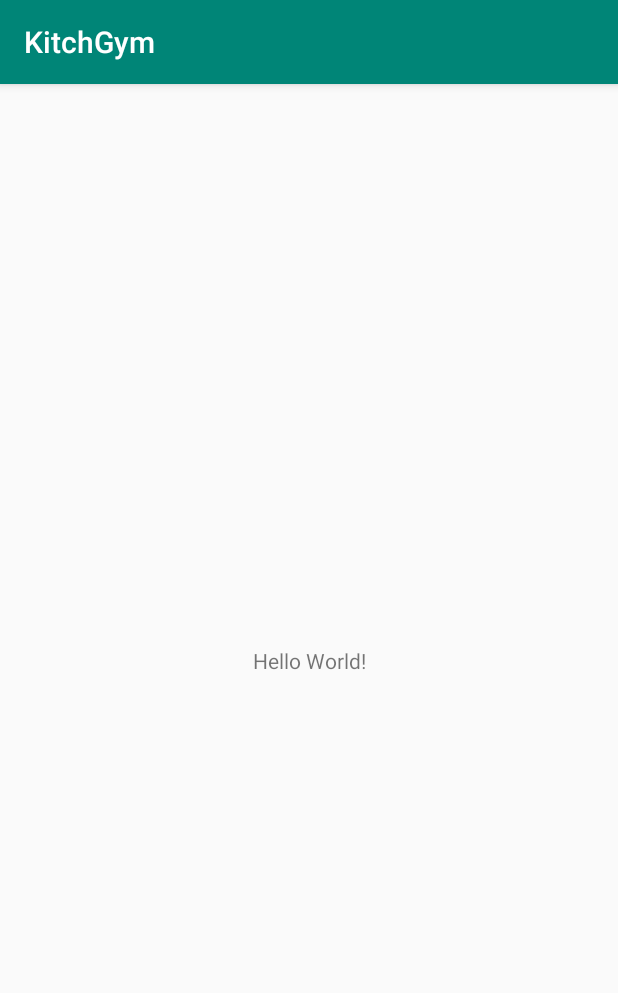
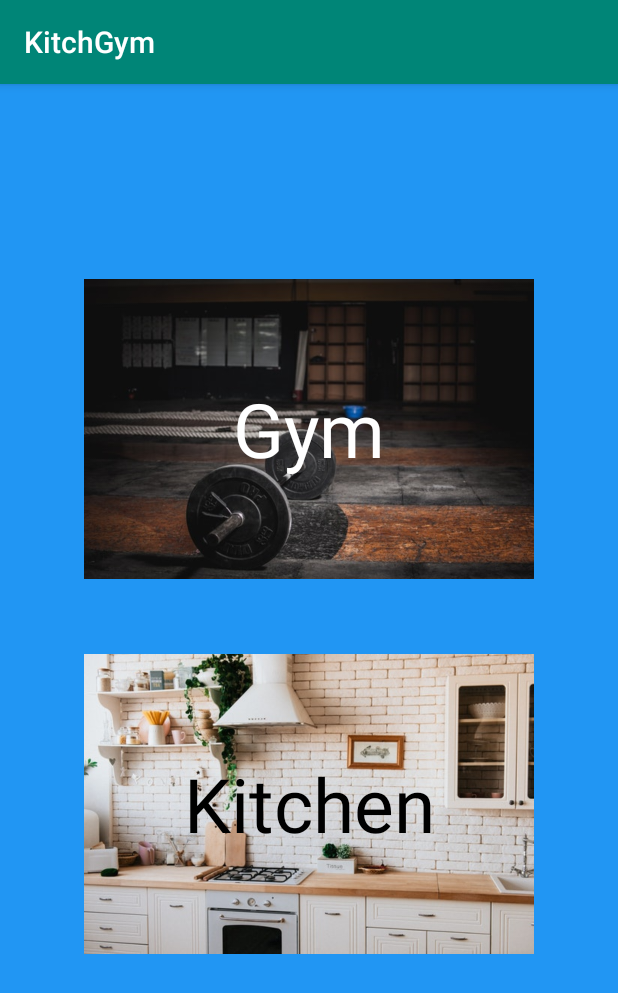
Before and after one commit to KitchGym/KitchGymApp, an Android app: the screen it shows after launch (MainActivity), on a phone screen of 412 x 824 dp. Shown: the top 993 px of the screen. Run offline under Robolectric (Android 15) with nearby library versions, the phone set to English and light mode, and no system bars.

Commit message:
Added home page and Gym/Kitchen activities

```diff
--- a/app/src/main/AndroidManifest.xml
+++ b/app/src/main/AndroidManifest.xml
@@ -12,6 +12,8 @@
         android:roundIcon="@mipmap/ic_launcher_round"
         android:supportsRtl="true"
         android:theme="@style/AppTheme">
+        <activity android:name=".Kitchen"></activity>
+        <activity android:name=".Gym" />
         <activity android:name=".MainActivity">
             <intent-filter>
                 <action android:name="android.intent.action.MAIN" />
--- a/app/src/main/res/layout/activity_main.xml
+++ b/app/src/main/res/layout/activity_main.xml
@@ -1,18 +1,56 @@
 <?xml version="1.0" encoding="utf-8"?>
-<androidx.constraintlayout.widget.ConstraintLayout xmlns:android="http://schemas.android.com/apk/res/android"
+<RelativeLayout xmlns:android="http://schemas.android.com/apk/res/android"
     xmlns:app="http://schemas.android.com/apk/res-auto"
     xmlns:tools="http://schemas.android.com/tools"
     android:layout_width="match_parent"
     android:layout_height="match_parent"
+    android:background="#2196F3"
     tools:context=".MainActivity">
 
+
+    <ImageView
+        android:id="@+id/gymImg"
+        android:layout_width="300dp"
+        android:layout_height="200dp"
+        android:layout_centerHorizontal="true"
+        android:layout_marginTop="130dp"
+        android:layout_marginBottom="50dp"
+        android:src="@drawable/gym" />
+
     <TextView
-        android:layout_width="wrap_content"
-        android:layout_height="wrap_content"
-        android:text="Hello World!"
-        app:layout_constraintBottom_toBottomOf="parent"
-        app:layout_constraintLeft_toLeftOf="parent"
-        app:layout_constraintRight_toRightOf="parent"
-        app:layout_constraintTop_toTopOf="parent" />
+        android:id="@+id/gymTxt"
+        android:layout_width="300dp"
+        android:layout_height="200dp"
+        android:layout_above="@id/gymImg"
+        android:layout_alignLeft="@+id/gymImg"
+        android:layout_alignTop="@+id/gymImg"
+        android:layout_alignRight="@+id/gymImg"
+        android:layout_alignBottom="@+id/gymImg"
+        android:gravity="center"
+        android:text="Gym"
+        android:textColor="#FFFFFF"
+        android:textSize="50sp" />
 
-</androidx.constraintlayout.widget.ConstraintLayout>
+    <ImageView
+        android:id="@+id/kitchenImg"
+        android:layout_width="300dp"
+        android:layout_height="200dp"
+        android:layout_below="@id/gymImg"
+        android:layout_centerHorizontal="true"
+        android:src="@drawable/kitchen" />
+
+    <TextView
+        android:id="@+id/kitchenTxt"
+        android:layout_width="300dp"
+        android:layout_height="200dp"
+        android:layout_above="@+id/kitchenImg"
+        android:layout_alignLeft="@+id/kitchenImg"
+        android:layout_alignTop="@+id/kitchenImg"
+        android:layout_alignRight="@+id/kitchenImg"
+        android:layout_alignBottom="@+id/kitchenImg"
+        android:gravity="center"
+        android:text="Kitchen"
+        android:textColor="#000000"
+        android:textSize="50sp" />
+
+</RelativeLayout>
```
Also changed, not shown: app/src/main/java/com/example/kitchgym/Gym.java (added, +14 -0 lines), app/src/main/java/com/example/kitchgym/Kitchen.java (added, +14 -0 lines), app/src/main/res/layout/activity_gym.xml (added, +9 -0 lines), app/src/main/res/layout/activity_kitchen.xml (added, +9 -0 lines), app/src/main/res/drawable/gym.png (added), app/src/main/res/drawable/kitchen.png (added).
